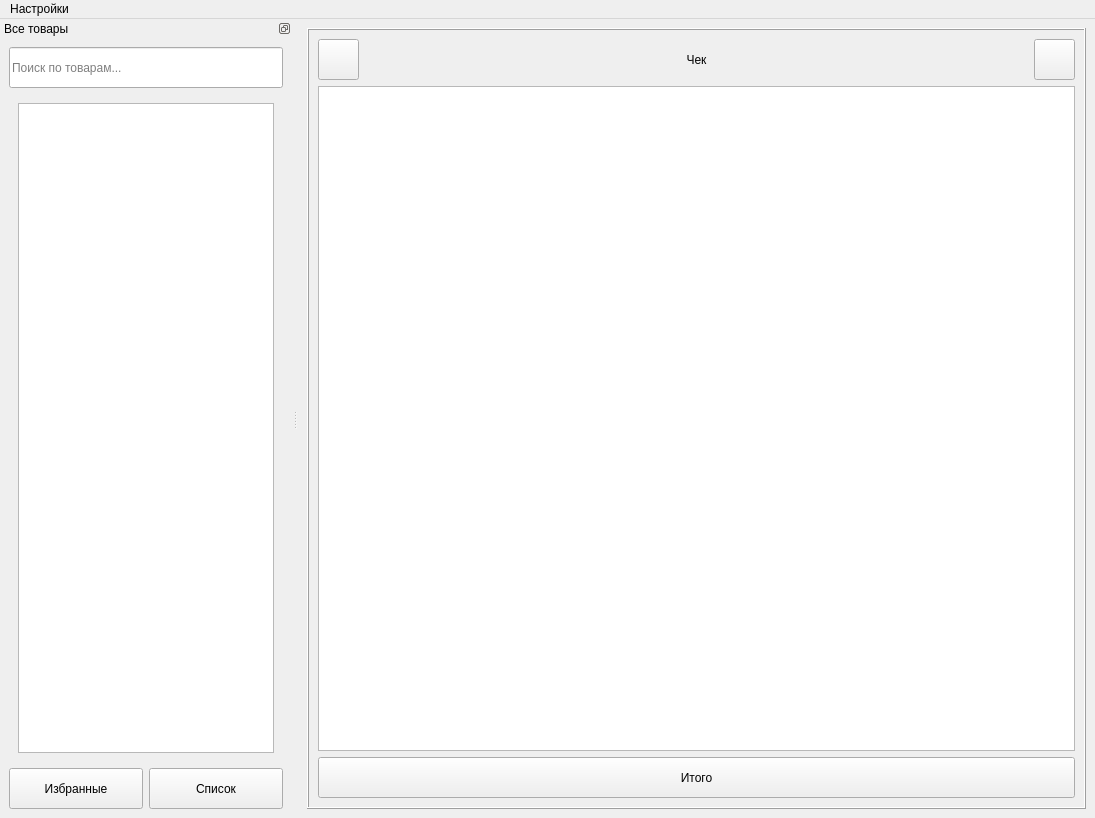
Before: the Qt Designer form ui/design.ui in CralixRaev/qtCashier, drawn with Qt 5.
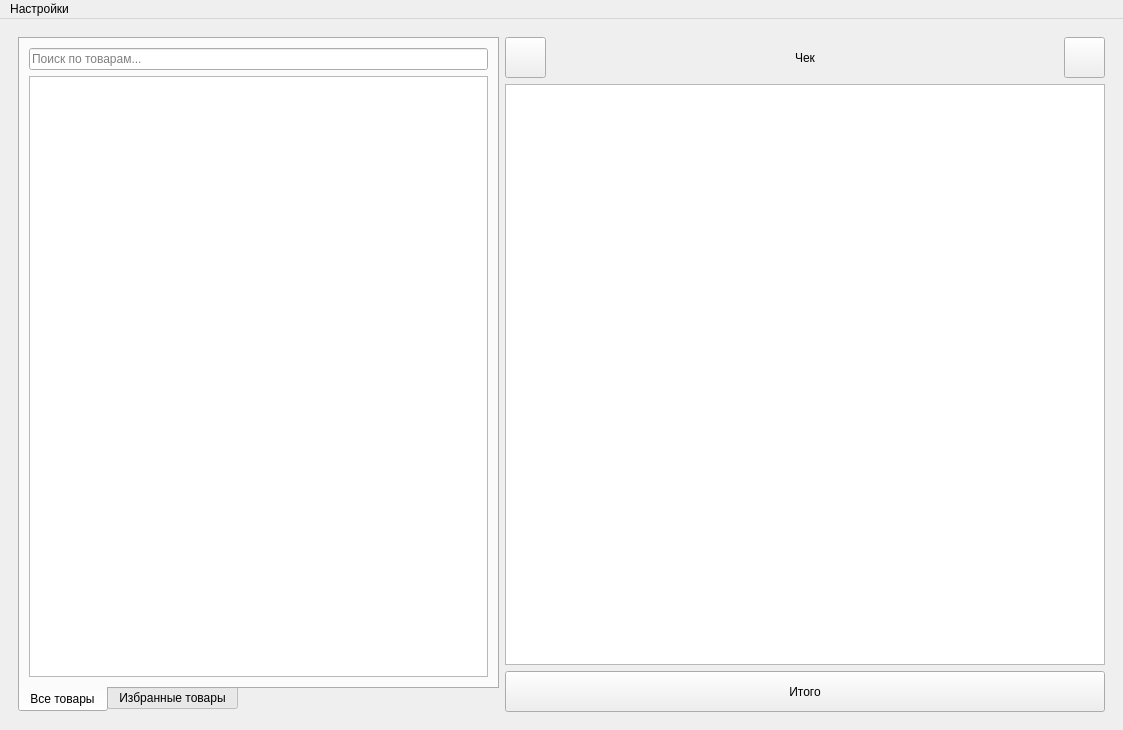
After: the same form once the commit is applied. Icons and pictures are not drawn.

The edit to the form file:
```diff
--- a/ui/design.ui
+++ b/ui/design.ui
@@ -6,8 +6,8 @@
    <rect>
     <x>0</x>
     <y>0</y>
-    <width>1095</width>
-    <height>818</height>
+    <width>1123</width>
+    <height>730</height>
    </rect>
   </property>
   <property name="sizePolicy">
@@ -54,20 +54,55 @@
        <bool>true</bool>
       </property>
       <property name="frameShape">
-       <enum>QFrame::Box</enum>
+       <enum>QFrame::NoFrame</enum>
       </property>
       <property name="frameShadow">
        <enum>QFrame::Raised</enum>
       </property>
+      <property name="lineWidth">
+       <number>2</number>
+      </property>
+      <property name="midLineWidth">
+       <number>0</number>
+      </property>
       <property name="currentIndex">
        <number>0</number>
       </property>
       <widget class="QWidget" name="sellPage">
+       <property name="sizePolicy">
+        <sizepolicy hsizetype="MinimumExpanding" vsizetype="Preferred">
+         <horstretch>0</horstretch>
+         <verstretch>0</verstretch>
+        </sizepolicy>
+       </property>
        <property name="autoFillBackground">
         <bool>true</bool>
        </property>
-       <layout class="QVBoxLayout" name="verticalLayout">
-        <item>
+       <layout class="QGridLayout" name="gridLayout">
+        <item row="1" column="2">
+         <widget class="QListWidget" name="receiptMainWidget">
+          <property name="minimumSize">
+           <size>
+            <width>600</width>
+            <height>0</height>
+           </size>
+          </property>
+         </widget>
+        </item>
+        <item row="2" column="2">
+         <widget class="QPushButton" name="receiptTotal">
+          <property name="minimumSize">
+           <size>
+            <width>0</width>
+            <height>41</height>
+           </size>
+          </property>
+          <property name="text">
+           <string>Итого</string>
+          </property>
+         </widget>
+        </item>
+        <item row="0" column="2">
          <layout class="QHBoxLayout" name="receiptHeaderHorizontalLayout">
           <item>
            <widget class="QPushButton" name="receiptHeaderDelete">
@@ -180,27 +215,62 @@
           </item>
          </layout>
         </item>
-        <item>
-         <widget class="QListWidget" name="receiptMainWidget">
-          <property name="minimumSize">
-           <size>
-            <width>600</width>
-            <height>0</height>
-           </size>
+        <item row="0" column="0" rowspan="3">
+         <widget class="QTabWidget" name="productsTabWidget">
+          <property name="sizePolicy">
+           <sizepolicy hsizetype="MinimumExpanding" vsizetype="Preferred">
+            <horstretch>0</horstretch>
+            <verstretch>0</verstretch>
+           </sizepolicy>
           </property>
-         </widget>
-        </item>
-        <item>
-         <widget class="QPushButton" name="receiptTotal">
-          <property name="minimumSize">
-           <size>
-            <width>0</width>
-            <height>41</height>
-           </size>
+          <property name="tabPosition">
+           <enum>QTabWidget::South</enum>
           </property>
-          <property name="text">
-           <string>Итого</string>
+          <property name="tabShape">
+           <enum>QTabWidget::Rounded</enum>
           </property>
+          <property name="currentIndex">
+           <number>0</number>
+          </property>
+          <property name="elideMode">
+           <enum>Qt::ElideNone</enum>
+          </property>
+          <property name="usesScrollButtons">
+           <bool>true</bool>
+          </property>
+          <widget class="QWidget" name="allProductsTab">
+           <attribute name="icon">
+            <iconset resource="resources.qrc">
+             <normaloff>:/icons/list.svg</normaloff>:/icons/list.svg</iconset>
+           </attribute>
+           <attribute name="title">
+            <string>Все товары</string>
+           </attribute>
+           <layout class="QVBoxLayout" name="verticalLayout">
+            <item>
+             <widget class="QLineEdit" name="allProductsSearch">
+              <property name="inputMask">
+               <string/>
+              </property>
+              <property name="placeholderText">
+               <string>Поиск по товарам...</string>
+              </property>
+             </widget>
+            </item>
+            <item>
+             <widget class="QListWidget" name="allProductsList"/>
+            </item>
+           </layout>
+          </widget>
+          <widget class="QWidget" name="tab_2">
+           <attribute name="icon">
+            <iconset resource="resources.qrc">
+             <normaloff>:/icons/favorite.svg</normaloff>:/icons/favorite.svg</iconset>
+           </attribute>
+           <attribute name="title">
+            <string>Избранные товары</string>
+           </attribute>
+          </widget>
          </widget>
         </item>
        </layout>
@@ -267,166 +337,12 @@
     </item>
    </layout>
   </widget>
-  <widget class="QDockWidget" name="productsDock">
-   <property name="sizePolicy">
-    <sizepolicy hsizetype="Expanding" vsizetype="Expanding">
-     <horstretch>0</horstretch>
-     <verstretch>0</verstretch>
-    </sizepolicy>
-   </property>
-   <property name="minimumSize">
-    <size>
-     <width>268</width>
-     <height>352</height>
-    </size>
-   </property>
-   <property name="autoFillBackground">
-    <bool>false</bool>
-   </property>
-   <property name="features">
-    <set>QDockWidget::DockWidgetFloatable|QDockWidget::DockWidgetMovable</set>
-   </property>
-   <property name="allowedAreas">
-    <set>Qt::BottomDockWidgetArea|Qt::LeftDockWidgetArea|Qt::RightDockWidgetArea</set>
-   </property>
-   <property name="windowTitle">
-    <string>Все товары</string>
-   </property>
-   <attribute name="dockWidgetArea">
-    <number>1</number>
-   </attribute>
-   <widget class="QWidget" name="productsDockContent">
-    <layout class="QVBoxLayout" name="verticalLayout_2">
-     <item>
-      <layout class="QHBoxLayout" name="productsDockHeaderHorizontalLayout">
-       <item>
-        <widget class="QLineEdit" name="productsDockHeaderSearch">
-         <property name="minimumSize">
-          <size>
-           <width>0</width>
-           <height>41</height>
-          </size>
-         </property>
-         <property name="inputMask">
-          <string comment="Поиск по товарам..."/>
-         </property>
-         <property name="text">
-          <string/>
-         </property>
-         <property name="maxLength">
-          <number>32767</number>
-         </property>
-         <property name="placeholderText">
-          <string>Поиск по товарам...</string>
-         </property>
-        </widget>
-       </item>
-      </layout>
-     </item>
-     <item>
-      <widget class="QStackedWidget" name="productsDockProductsStacked">
-       <property name="currentIndex">
-        <number>0</number>
-       </property>
-       <widget class="QWidget" name="productsDockProductsStackedList">
-        <layout class="QVBoxLayout" name="verticalLayout_3">
-         <item>
-          <widget class="QListWidget" name="productsList">
-           <property name="sizeAdjustPolicy">
-            <enum>QAbstractScrollArea::AdjustToContents</enum>
-           </property>
-          </widget>
-         </item>
-        </layout>
-       </widget>
-       <widget class="QWidget" name="productsDockProductsStackedFavorite">
-        <layout class="QVBoxLayout" name="verticalLayout_4">
-         <item>
-          <widget class="QListWidget" name="favoriteProductsList"/>
-         </item>
-        </layout>
-       </widget>
-      </widget>
-     </item>
-     <item>
-      <layout class="QHBoxLayout" name="productsDockBottomHorizontalLayout">
-       <item>
-        <widget class="QPushButton" name="productsDockBottomFavorite">
-         <property name="minimumSize">
-          <size>
-           <width>0</width>
-           <height>41</height>
-          </size>
-         </property>
-         <property name="maximumSize">
-          <size>
-           <width>16777215</width>
-           <height>41</height>
-          </size>
-         </property>
-         <property name="text">
-          <string>Избранные</string>
-         </property>
-         <property name="icon">
-          <iconset>
-           <normalon>:/icons/favorite.svg</normalon>
-          </iconset>
-         </property>
-         <property name="iconSize">
-          <size>
-           <width>21</width>
-           <height>21</height>
-          </size>
-         </property>
-         <attribute name="buttonGroup">
-          <string notr="true">productsDockType</string>
-         </attribute>
-        </widget>
-       </item>
-       <item>
-        <widget class="QPushButton" name="productsDockBottomList">
-         <property name="minimumSize">
-          <size>
-           <width>0</width>
-           <height>41</height>
-          </size>
-         </property>
-         <property name="maximumSize">
-          <size>
-           <width>16777215</width>
-           <height>41</height>
-          </size>
-         </property>
-         <property name="text">
-          <string>Список</string>
-         </property>
-         <property name="icon">
-          <iconset>
-           <normalon>:/icons/list.svg</normalon>
-          </iconset>
-         </property>
-         <property name="iconSize">
-          <size>
-           <width>21</width>
-           <height>21</height>
-          </size>
-         </property>
-         <attribute name="buttonGroup">
-          <string notr="true">productsDockType</string>
-         </attribute>
-        </widget>
-       </item>
-      </layout>
-     </item>
-    </layout>
-   </widget>
-  </widget>
   <widget class="QMenuBar" name="menuBar">
    <property name="geometry">
     <rect>
      <x>0</x>
      <y>0</y>
-     <width>1095</width>
+     <width>1123</width>
      <height>21</height>
     </rect>
    </property>
```
Left out of the diff: 22 changed lines with no effect on the pictures.
